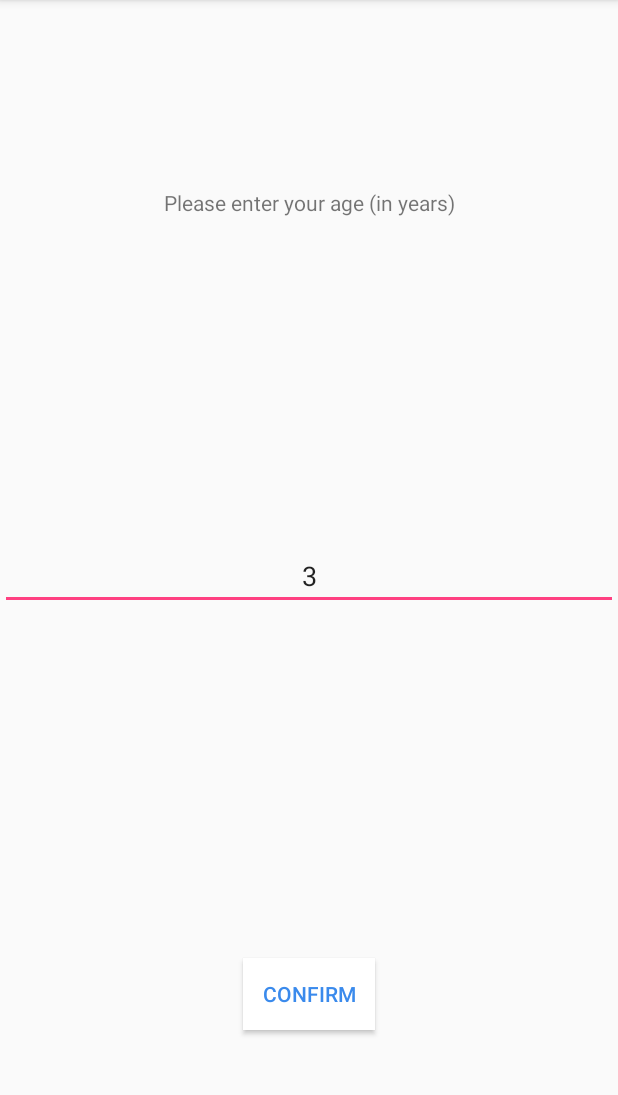
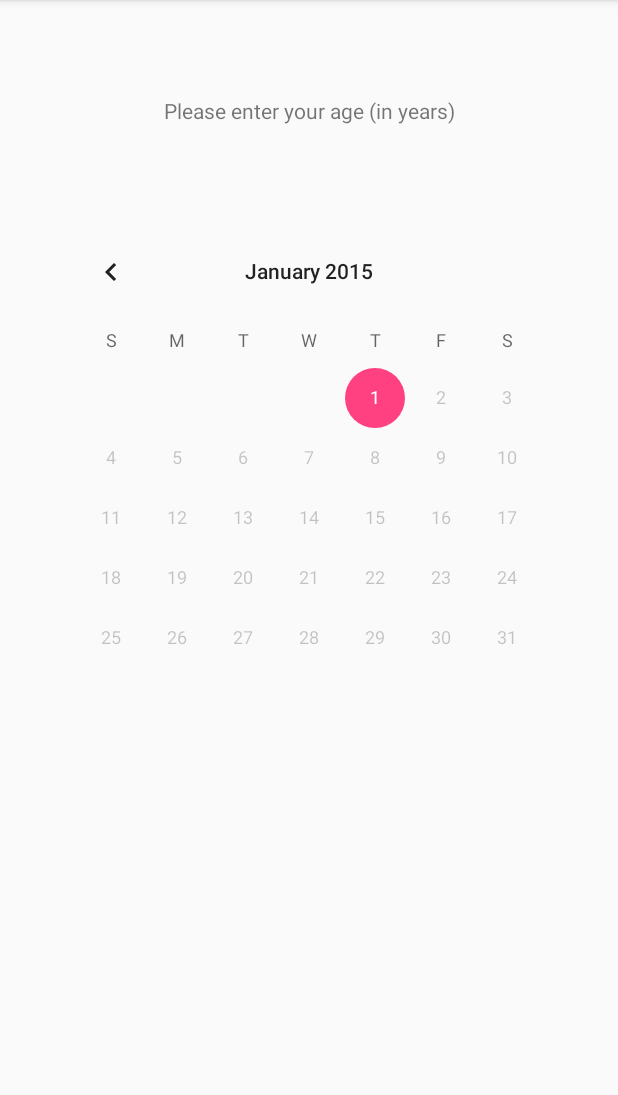
Before and after one commit to knjk04/ageCalculator, an Android app: the screen it shows after launch (MainActivity), on a phone screen of 412 x 824 dp, the part 84-1179 px from its top. Run offline under Robolectric (Android 15) with nearby library versions, the phone set to English and light mode, and no system bars.

Commit message:
Added calendar view

```diff
--- a/app/src/main/java/com/example/karan/agecalculator/CalculatedAgeActivity.java
+++ b/app/src/main/java/com/example/karan/agecalculator/CalculatedAgeActivity.java
@@ -25,8 +25,8 @@ public class CalculatedAgeActivity extends AppCompatActivity {
         final double SECONDS_IN_A_YEAR = 3.154e7;
 
         Intent intent = getIntent();
-        int age = intent.getIntExtra("age",3);
-        Log.d(TAG, age+"");
+        String age = intent.getStringExtra("date");
+        Log.d(TAG, age);
 
         mDaysTextView = findViewById(R.id.daysTextView);
         String strAgeInDays = " " + mDaysTextView.getText().toString();
--- a/app/src/main/java/com/example/karan/agecalculator/MainActivity.java
+++ b/app/src/main/java/com/example/karan/agecalculator/MainActivity.java
@@ -1,40 +1,41 @@
 package com.example.karan.agecalculator;
 
 import android.content.Intent;
+import android.support.annotation.NonNull;
 import android.support.v7.app.AppCompatActivity;
 import android.os.Bundle;
+import android.util.Log;
 import android.view.View;
 import android.widget.Button;
+import android.widget.CalendarView;
 import android.widget.EditText;
 import android.widget.Toast;
 
 public class MainActivity extends AppCompatActivity {
 
-    private EditText ageField;
-    private Button confirmButton;
+    private CalendarView calendarView;
+
+    public static final String TAG = MainActivity.class.getSimpleName();
 
     @Override
     protected void onCreate(Bundle savedInstanceState) {
         super.onCreate(savedInstanceState);
         setContentView(R.layout.activity_main);
 
-        ageField = findViewById(R.id.ageEditText);
-        confirmButton = findViewById(R.id.confirmButton);
-
-        confirmButton.setOnClickListener(new View.OnClickListener() {
+        calendarView = findViewById(R.id.calendarView);
+        calendarView.setOnDateChangeListener(new CalendarView.OnDateChangeListener() {
             @Override
-            public void onClick(View view) {
-                int ageYears = Integer.parseInt(ageField.getText().toString());
-//                Toast.makeText(MainActivity.this, ageYears+"", Toast.LENGTH_LONG).show();
-
-                startCalc(ageYears);
+            public void onSelectedDayChange(@NonNull CalendarView calendarView, int year, int month, int day) {
+                String date = day + "/" + month + "/" + year;
+//                Log.d(TAG, "onSelectedDayChange: date : " + date);
+                startCalc(date);
             }
         });
     }
 
-    private void startCalc(int ageYears) {
+    private void startCalc(String date) {
         Intent intent = new Intent(this, CalculatedAgeActivity.class);
-        intent.putExtra("age", ageYears);
+        intent.putExtra("date", date);
         startActivity(intent);
     }
 }
--- a/app/src/main/res/layout/activity_main.xml
+++ b/app/src/main/res/layout/activity_main.xml
@@ -6,43 +6,27 @@
     android:layout_height="match_parent"
     tools:context=".MainActivity">
 
-    <EditText
-        android:id="@+id/ageEditText"
-        android:layout_width="0dp"
-        android:layout_height="wrap_content"
-        android:ems="10"
-        android:inputType="number"
-        android:maxLength="3"
-        android:text="3"
-        android:textAlignment="center"
-        app:layout_constraintBottom_toBottomOf="parent"
-        app:layout_constraintEnd_toEndOf="parent"
-        app:layout_constraintStart_toStartOf="parent"
-        app:layout_constraintTop_toTopOf="parent" />
-
     <TextView
         android:id="@+id/textView"
         android:layout_width="wrap_content"
         android:layout_height="wrap_content"
+        android:layout_marginTop="64dp"
         android:text="@string/enter_age_text"
-        app:layout_constraintBottom_toTopOf="@+id/ageEditText"
         app:layout_constraintEnd_toEndOf="parent"
         app:layout_constraintHorizontal_bias="0.502"
         app:layout_constraintStart_toStartOf="parent"
-        app:layout_constraintTop_toTopOf="parent"
-        app:layout_constraintVertical_bias="0.367" />
+        app:layout_constraintTop_toTopOf="parent" />
 
-    <Button
-        android:id="@+id/confirmButton"
+    <CalendarView
+        android:id="@+id/calendarView"
         android:layout_width="wrap_content"
         android:layout_height="wrap_content"
-        android:background="@android:color/white"
-        android:text="@string/confirm_text_button"
-        android:textColor="#3A8AEC"
-        app:layout_constraintBottom_toBottomOf="parent"
+        android:layout_marginEnd="8dp"
+        android:layout_marginStart="8dp"
+        android:layout_marginTop="64dp"
+        android:maxDate="01/01/2015"
         app:layout_constraintEnd_toEndOf="parent"
         app:layout_constraintStart_toStartOf="parent"
-        app:layout_constraintTop_toBottomOf="@+id/ageEditText"
-        app:layout_constraintVertical_bias="0.74" />
+        app:layout_constraintTop_toBottomOf="@+id/textView" />
 
 </android.support.constraint.ConstraintLayout>
```
